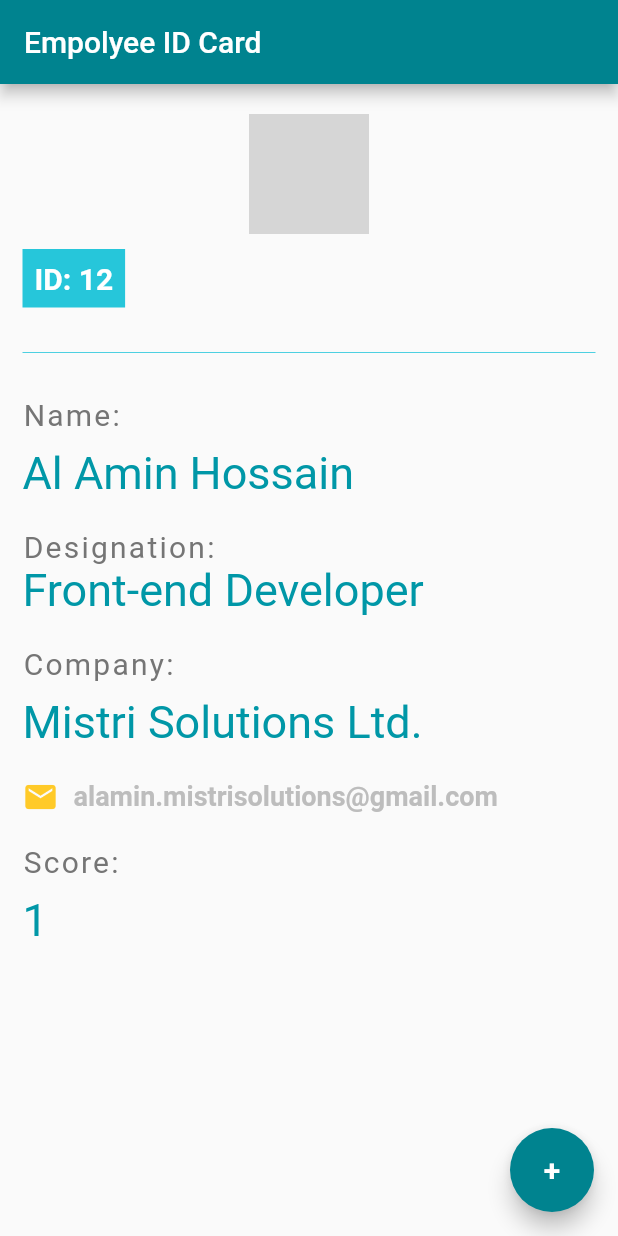
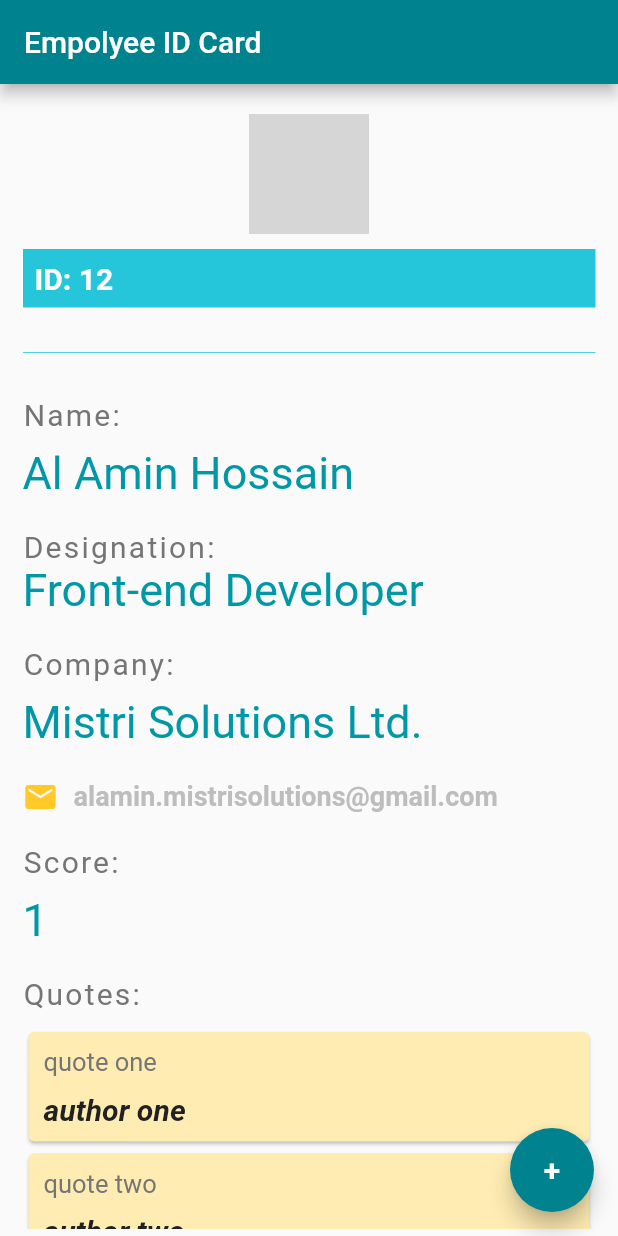
Before and after one commit to alamindevms/flutter-app, a Flutter app: the screen it shows after launch, on a phone screen of 412 x 824 dp. Run offline on Flutter 3.47's test engine with Material 2 defaults, Android fonts, the phone set to English and light mode, and no system bars; grey boxes are pictures that could not be loaded.

Commit message:
dynamic widget card

```diff
--- a/lib/main.dart
+++ b/lib/main.dart
@@ -1,5 +1,6 @@
 import 'package:flutter/material.dart';
 
+import 'quote.dart';
 void main() => runApp(const MaterialApp(home: Home()));
 
 class Home extends StatefulWidget {
@@ -11,10 +12,49 @@ class Home extends StatefulWidget {
 
 class _HomeState extends State<Home> {
   int score = 1;
+  List<Quote> quotes = [
+    Quote(author: 'author one', text: 'quote one'),
+    Quote(author: 'author two', text: 'quote two'),
+    Quote(author: 'author three', text: 'quote three'),
+  ];
+
+  Widget quoteTemplate(quote){
+    return Card(
+      color: Colors.amber.shade100,
+      child: Padding(
+        padding: const EdgeInsets.all(10),
+        child: Column(
+          crossAxisAlignment: CrossAxisAlignment.stretch,
+          children: [
+            Text(
+              quote.text,
+              style: TextStyle(
+                color: Colors.grey.shade600,
+                fontSize: 17,
+              ),
+            ),
+            const SizedBox(
+              height: 10,
+            ),
+            Text(
+              quote.author,
+              style: TextStyle(
+                fontSize: 20,
+                color: Colors.grey.shade900,
+                fontWeight: FontWeight.bold,
+                fontStyle: FontStyle.italic
+              ),
+            )
+          ],
+        ),
+      ),
+    );
+  }
 
   @override
   Widget build(BuildContext context) {
     return Scaffold(
+      resizeToAvoidBottomInset: false,
       appBar: AppBar(
         title: const Text('Empolyee ID Card'),
         centerTitle: false,
@@ -22,8 +62,7 @@ class _HomeState extends State<Home> {
       ),
       body: Padding(
         padding: const EdgeInsets.fromLTRB(15, 20, 15, 5),
-        child: Column(
-          crossAxisAlignment: CrossAxisAlignment.start,
+        child: ListView(
           children: [
             const Center(
               child: CircleAvatar(
@@ -137,6 +176,23 @@ class _HomeState extends State<Home> {
               '$score',
               style: TextStyle(fontSize: 30, color: Colors.cyan.shade700),
             ),
+            const SizedBox(
+              height: 20,
+            ),
+            Text(
+              'Quotes:',
+              style: TextStyle(
+                  fontSize: 20,
+                  color: Colors.grey.shade600,
+                  letterSpacing: 1.5),
+            ),
+            const SizedBox(
+              height: 10,
+            ),
+            Column(
+              mainAxisAlignment: MainAxisAlignment.spaceBetween,
+              children: quotes.map((quote) => quoteTemplate(quote)).toList(),
+            )
           ],
         ),
       ),
--- /dev/null
+++ b/lib/quote.dart
@@ -0,0 +1,6 @@
+class Quote {
+  String author;
+  String text;
+
+  Quote({required this.author, required this.text});
+}
```
